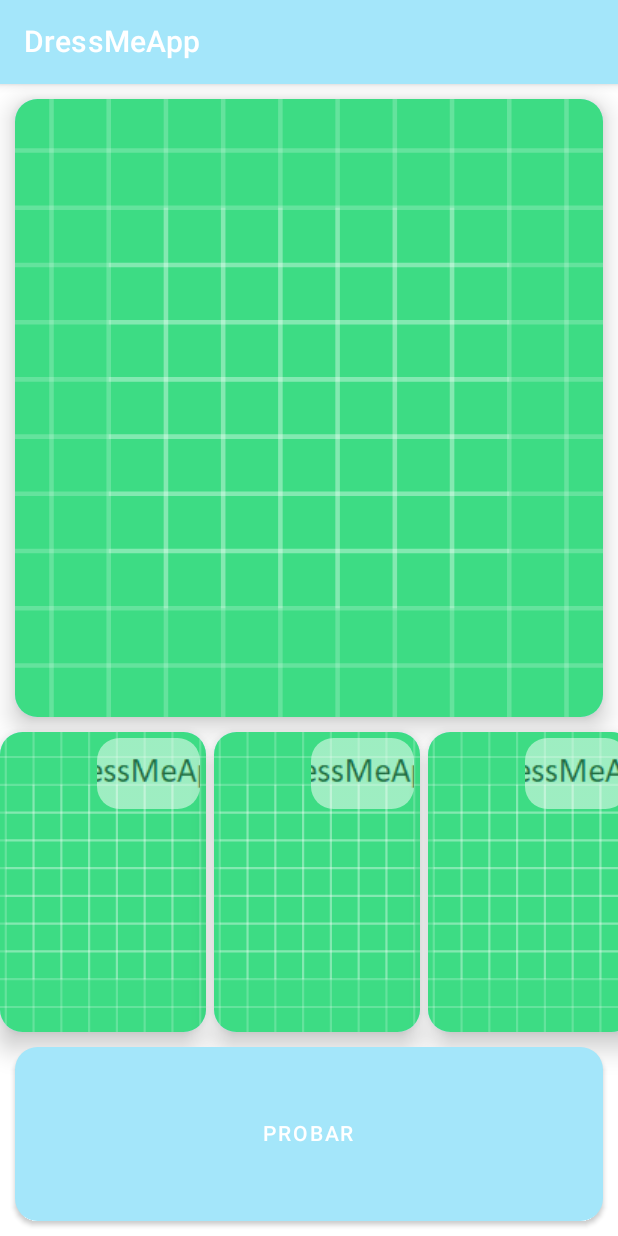
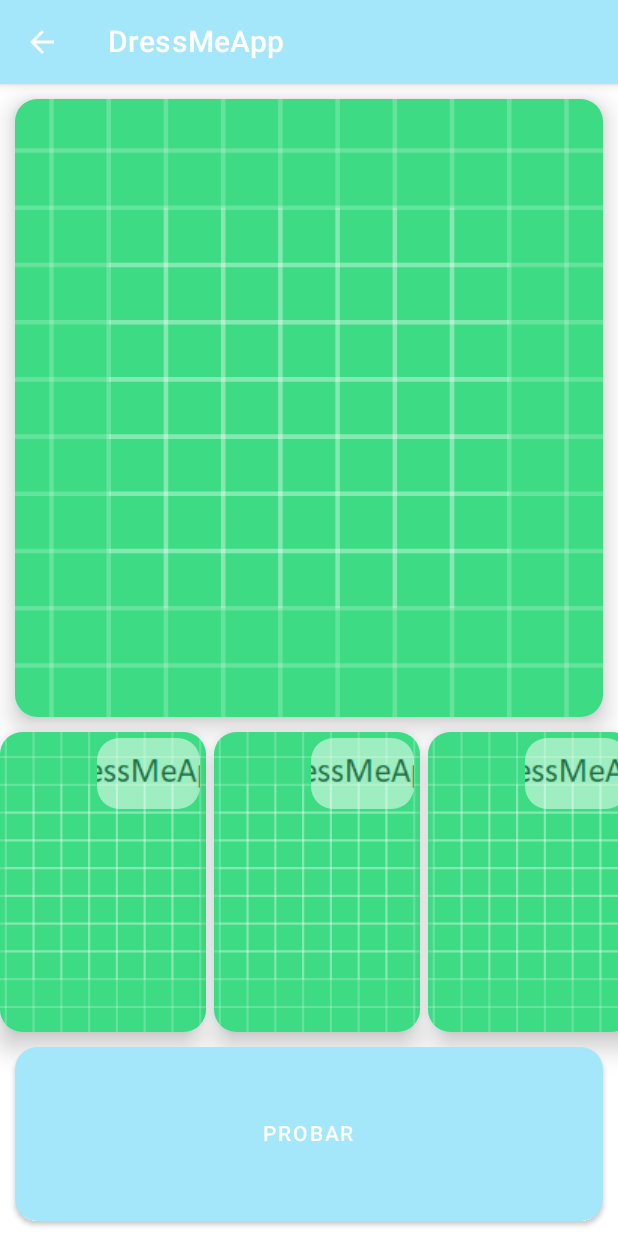
Before and after one commit to migueldemollet/DressMeApp, an Android app built with Jetpack Compose: the @Preview function DefaultPreview2, on a phone screen of 412 x 824 dp. Run offline under Robolectric (Android 15) with nearby library versions, the phone set to English and light mode, and no system bars.

Commit message:
ClotheACtivity actualizado

```diff
--- a/App/app/src/main/java/com/migueldemollet/dressmeapp/ClotheActivity.kt
+++ b/App/app/src/main/java/com/migueldemollet/dressmeapp/ClotheActivity.kt
@@ -10,6 +10,8 @@ import androidx.compose.foundation.lazy.LazyRow
 import androidx.compose.foundation.lazy.items
 import androidx.compose.foundation.shape.RoundedCornerShape
 import androidx.compose.material.*
+import androidx.compose.material.icons.Icons
+import androidx.compose.material.icons.filled.ArrowBack
 import androidx.compose.runtime.Composable
 import androidx.compose.ui.Alignment
 import androidx.compose.ui.Modifier
@@ -119,8 +121,7 @@ fun ProductBox(screenWidth: Dp, screenHeight: Dp, garment: Garment) {
         modifier = Modifier
             .padding(10.dp)
             .width(screenWidth)
-            .height(screenHeight/2)
-            .clickable(onClick = { /*TODO*/ }),
+            .height(screenHeight/2),
         shape = RoundedCornerShape(15.dp),
         elevation = 10.dp,
         backgroundColor = MaterialTheme.colors.primary
@@ -152,7 +153,16 @@ fun DefaultPreview2() {
         Scaffold(
             topBar = {
                 TopAppBar(
+                    navigationIcon = {
+                        IconButton(onClick = { /*TODO*/ }) {
+                            Icon(
+                                imageVector = Icons.Default.ArrowBack,
+                                contentDescription = null
+                            )
+                        }
+                    },
                     title = { Text("DressMeApp") }
+
                 )
             }
         ){
```
